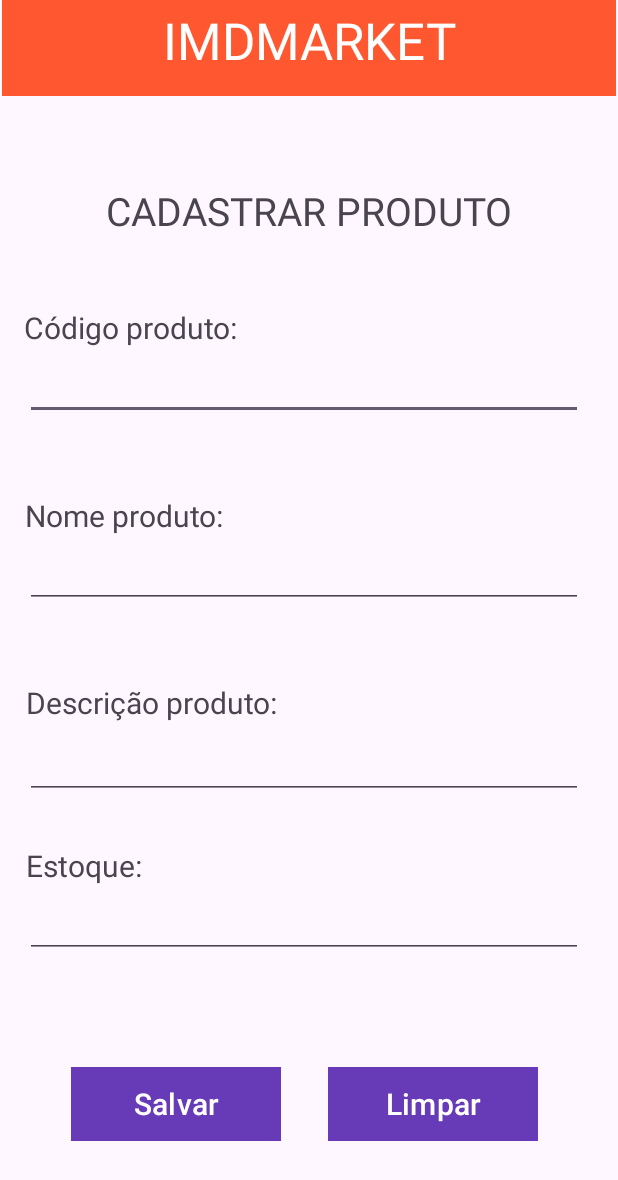
After one commit to RubenFilipe07/imd-market-android, an Android app: the fragment cadastroFragment shown on its own in the app's theme, on a phone screen of 412 x 824 dp. The commit adds this screen. Shown: the top 1180 px of the screen. Run offline under Robolectric (Android 15) with nearby library versions, the phone set to English and light mode, and no system bars.

Commit message:
feat: add cadastro and deletar fragments

```diff
--- /dev/null
+++ b/app/src/main/java/com/rubenfilipe07/imd_market_android/cadastroFragment.java
@@ -0,0 +1,64 @@
+package com.rubenfilipe07.imd_market_android;
+
+import android.os.Bundle;
+
+import androidx.fragment.app.Fragment;
+
+import android.view.LayoutInflater;
+import android.view.View;
+import android.view.ViewGroup;
+
+/**
+ * A simple {@link Fragment} subclass.
+ * Use the {@link cadastroFragment#newInstance} factory method to
+ * create an instance of this fragment.
+ */
+public class cadastroFragment extends Fragment {
+
+    // TODO: Rename parameter arguments, choose names that match
+    // the fragment initialization parameters, e.g. ARG_ITEM_NUMBER
+    private static final String ARG_PARAM1 = "param1";
+    private static final String ARG_PARAM2 = "param2";
+
+    // TODO: Rename and change types of parameters
+    private String mParam1;
+    private String mParam2;
+
+    public cadastroFragment() {
+        // Required empty public constructor
+    }
+
+    /**
+     * Use this factory method to create a new instance of
+     * this fragment using the provided parameters.
+     *
+     * @param param1 Parameter 1.
+     * @param param2 Parameter 2.
+     * @return A new instance of fragment cadastroFragment.
+     */
+    // TODO: Rename and change types and number of parameters
+    public static cadastroFragment newInstance(String param1, String param2) {
+        cadastroFragment fragment = new cadastroFragment();
+        Bundle args = new Bundle();
+        args.putString(ARG_PARAM1, param1);
+        args.putString(ARG_PARAM2, param2);
+        fragment.setArguments(args);
+        return fragment;
+    }
+
+    @Override
+    public void onCreate(Bundle savedInstanceState) {
+        super.onCreate(savedInstanceState);
+        if (getArguments() != null) {
+            mParam1 = getArguments().getString(ARG_PARAM1);
+            mParam2 = getArguments().getString(ARG_PARAM2);
+        }
+    }
+
+    @Override
+    public View onCreateView(LayoutInflater inflater, ViewGroup container,
+                             Bundle savedInstanceState) {
+        // Inflate the layout for this fragment
+        return inflater.inflate(R.layout.fragment_cadastro, container, false);
+    }
+}
--- /dev/null
+++ b/app/src/main/res/layout/fragment_cadastro.xml
@@ -0,0 +1,187 @@
+<?xml version="1.0" encoding="utf-8"?>
+<FrameLayout xmlns:android="http://schemas.android.com/apk/res/android"
+    xmlns:app="http://schemas.android.com/apk/res-auto"
+    xmlns:tools="http://schemas.android.com/tools"
+    android:layout_width="match_parent"
+    android:layout_height="match_parent"
+    tools:context=".cadastroFragment">
+
+    <androidx.constraintlayout.widget.ConstraintLayout
+        android:layout_width="match_parent"
+        android:layout_height="match_parent">
+
+        <com.google.android.material.appbar.MaterialToolbar
+            android:id="@+id/materialToolbar5"
+            android:layout_width="409dp"
+            android:layout_height="wrap_content"
+            android:background="@color/orange"
+            android:minHeight="?attr/actionBarSize"
+            android:theme="?attr/actionBarTheme"
+            app:layout_constraintBottom_toBottomOf="parent"
+            app:layout_constraintEnd_toEndOf="parent"
+            app:layout_constraintStart_toStartOf="parent"
+            app:layout_constraintTop_toTopOf="parent"
+            app:layout_constraintVertical_bias="0.0" />
+
+        <TextView
+            android:id="@+id/textView5"
+            android:layout_width="wrap_content"
+            android:layout_height="wrap_content"
+            android:layout_marginTop="4dp"
+            android:text="@string/titulo"
+            android:textColor="#FFFFFF"
+            android:textSize="34sp"
+            app:layout_constraintBottom_toBottomOf="@+id/materialToolbar"
+            app:layout_constraintEnd_toEndOf="parent"
+            app:layout_constraintStart_toStartOf="parent"
+            app:layout_constraintTop_toTopOf="parent" />
+
+        <TextView
+            android:id="@+id/textView6"
+            android:layout_width="wrap_content"
+            android:layout_height="wrap_content"
+            android:text="@string/titulo_cadastro"
+            android:textSize="26sp"
+            app:layout_constraintBottom_toBottomOf="parent"
+            app:layout_constraintEnd_toEndOf="parent"
+            app:layout_constraintStart_toStartOf="parent"
+            app:layout_constraintTop_toTopOf="@+id/textView5"
+            app:layout_constraintVertical_bias="0.151" />
+
+        <TextView
+            android:id="@+id/textView11"
+            android:layout_width="wrap_content"
+            android:layout_height="wrap_content"
+            android:text="@string/nome_produto_cadastro"
+            android:textSize="20sp"
+            app:layout_constraintBottom_toBottomOf="parent"
+            app:layout_constraintEnd_toEndOf="parent"
+            app:layout_constraintHorizontal_bias="0.059"
+            app:layout_constraintStart_toStartOf="parent"
+            app:layout_constraintTop_toTopOf="parent"
+            app:layout_constraintVertical_bias="0.414" />
+
+        <TextView
+            android:id="@+id/textView12"
+            android:layout_width="wrap_content"
+            android:layout_height="wrap_content"
+            android:text="@string/descricao_produto_cadastro"
+            android:textSize="20sp"
+            app:layout_constraintBottom_toBottomOf="parent"
+            app:layout_constraintEnd_toEndOf="parent"
+            app:layout_constraintHorizontal_bias="0.071"
+            app:layout_constraintStart_toStartOf="parent"
+            app:layout_constraintTop_toTopOf="parent"
+            app:layout_constraintVertical_bias="0.571" />
+
+        <TextView
+            android:id="@+id/textView13"
+            android:layout_width="wrap_content"
+            android:layout_height="wrap_content"
+            android:text="@string/estoque_produto_cadastro"
+            android:textSize="20sp"
+            app:layout_constraintBottom_toBottomOf="parent"
+            app:layout_constraintEnd_toEndOf="parent"
+            app:layout_constraintHorizontal_bias="0.051"
+            app:layout_constraintStart_toStartOf="parent"
+            app:layout_constraintTop_toTopOf="parent"
+            app:layout_constraintVertical_bias="0.707" />
+
+        <EditText
+            android:id="@+id/editTextText2"
+            android:layout_width="372dp"
+            android:layout_height="48dp"
+            android:ems="10"
+            android:inputType="text"
+            app:layout_constraintBottom_toBottomOf="parent"
+            app:layout_constraintEnd_toEndOf="parent"
+            app:layout_constraintHorizontal_bias="0.41"
+            app:layout_constraintStart_toStartOf="parent"
+            app:layout_constraintTop_toBottomOf="@+id/textView8"
+            app:layout_constraintVertical_bias="0.0" />
+
+        <TextView
+            android:id="@+id/textView8"
+            android:layout_width="wrap_content"
+            android:layout_height="wrap_content"
+            android:text="@string/codigo_produto_cadastro"
+            android:textSize="20sp"
+            app:layout_constraintBottom_toBottomOf="parent"
+            app:layout_constraintEnd_toEndOf="parent"
+            app:layout_constraintHorizontal_bias="0.059"
+            app:layout_constraintStart_toStartOf="parent"
+            app:layout_constraintTop_toTopOf="parent"
+            app:layout_constraintVertical_bias="0.257" />
+
+        <EditText
+            android:id="@+id/editTextText6"
+            android:layout_width="372dp"
+            android:layout_height="48dp"
+            android:ems="10"
+            android:inputType="text"
+            app:layout_constraintBottom_toBottomOf="parent"
+            app:layout_constraintEnd_toEndOf="parent"
+            app:layout_constraintHorizontal_bias="0.41"
+            app:layout_constraintStart_toStartOf="parent"
+            app:layout_constraintTop_toBottomOf="@+id/textView11"
+            app:layout_constraintVertical_bias="0.0" />
+
+        <EditText
+            android:id="@+id/editTextText7"
+            android:layout_width="372dp"
+            android:layout_height="48dp"
+            android:ems="10"
+            android:inputType="text"
+            app:layout_constraintBottom_toBottomOf="parent"
+            app:layout_constraintEnd_toEndOf="parent"
+            app:layout_constraintHorizontal_bias="0.41"
+            app:layout_constraintStart_toStartOf="parent"
+            app:layout_constraintTop_toBottomOf="@+id/textView13"
+            app:layout_constraintVertical_bias="0.0" />
+
+        <Button
+            android:id="@+id/button3"
+            android:layout_width="140dp"
+            android:layout_height="49dp"
+            android:layout_marginTop="48dp"
+            android:background="#FFFFFF"
+            android:text="@string/btn_salvar"
+            android:textSize="20sp"
+            app:backgroundTint="@color/purple"
+            app:layout_constraintBottom_toBottomOf="parent"
+            app:layout_constraintEnd_toEndOf="parent"
+            app:layout_constraintHorizontal_bias="0.173"
+            app:layout_constraintStart_toStartOf="parent"
+            app:layout_constraintTop_toTopOf="parent"
+            app:layout_constraintVertical_bias="0.913" />
+
+        <Button
+            android:id="@+id/button4"
+            android:layout_width="140dp"
+            android:layout_height="49dp"
+            android:layout_marginTop="48dp"
+            android:background="#FFFFFF"
+            android:text="@string/btn_limpar"
+            android:textSize="20sp"
+            app:backgroundTint="@color/purple"
+            app:layout_constraintBottom_toBottomOf="parent"
+            app:layout_constraintEnd_toEndOf="parent"
+            app:layout_constraintHorizontal_bias="0.804"
+            app:layout_constraintStart_toStartOf="parent"
+            app:layout_constraintTop_toTopOf="parent"
+            app:layout_constraintVertical_bias="0.913" />
+
+        <EditText
+            android:id="@+id/editTextText8"
+            android:layout_width="372dp"
+            android:layout_height="48dp"
+            android:ems="10"
+            android:inputType="text"
+            app:layout_constraintBottom_toBottomOf="parent"
+            app:layout_constraintEnd_toEndOf="parent"
+            app:layout_constraintHorizontal_bias="0.41"
+            app:layout_constraintStart_toStartOf="parent"
+            app:layout_constraintTop_toBottomOf="@+id/textView8"
+            app:layout_constraintVertical_bias="0.465" />
+    </androidx.constraintlayout.widget.ConstraintLayout>
+</FrameLayout>
--- a/app/src/main/res/values/colors.xml
+++ b/app/src/main/res/values/colors.xml
@@ -5,4 +5,5 @@
     <color name="orange">#FF572F</color>
     <color name="purple">#673AB7</color>
     <color name="link_blue">#0000FF</color>
+    <color name="gray">#777777</color>
 </resources>
--- a/app/src/main/res/values/strings.xml
+++ b/app/src/main/res/values/strings.xml
@@ -8,4 +8,16 @@
     <string name="btn_entrar">ENTRAR</string>
     <string name="alterar_login">Esqueci minha senha/login</string>
 
+    <string name="titulo_cadastro">CADASTRAR PRODUTO</string>
+    <string name="codigo_produto_cadastro">Código produto:</string>
+    <string name="nome_produto_cadastro">Nome produto:</string>
+    <string name="descricao_produto_cadastro">Descrição produto:</string>
+    <string name="estoque_produto_cadastro">Estoque:</string>
+    <string name="btn_salvar">Salvar</string>
+    <string name="btn_limpar">Limpar</string>
+
+    <string name="titulo_deletar">DELETAR PRODUTO</string>
+
+
+
 </resources>
```
Also changed, not shown: app/src/main/java/com/rubenfilipe07/imd_market_android/deletarFragment.java (added, +64 -0 lines), app/src/main/res/layout/fragment_deletar.xml (added, +111 -0 lines).
